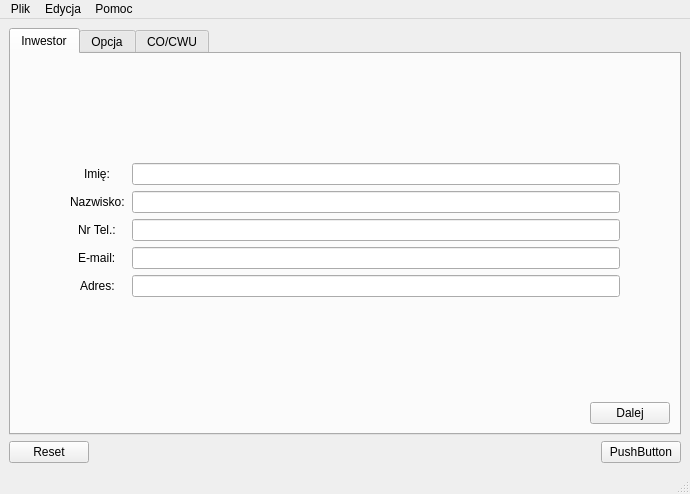
The window that mainwindow.ui (Dacaar94/Wycenator) describes before a commit, drawn with Qt 5.
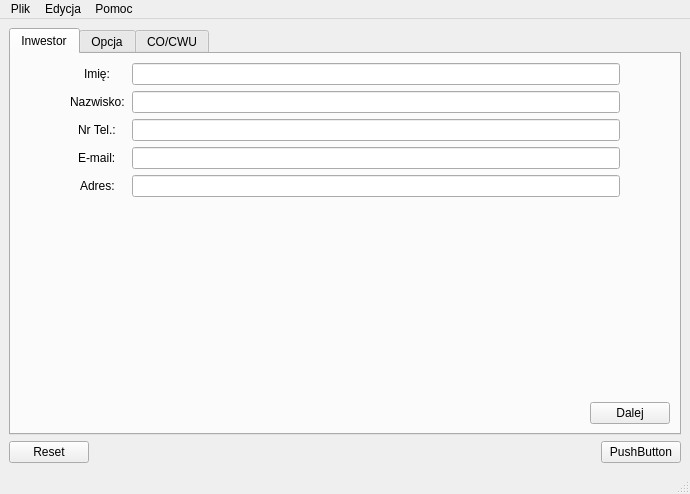
The same window after the commit. Icons and pictures are not drawn.

The edit to the form file:
```diff
--- a/mainwindow.ui
+++ b/mainwindow.ui
@@ -137,6 +137,19 @@
           </item>
          </layout>
         </item>
+        <item>
+         <spacer name="verticalSpacer_3">
+          <property name="orientation">
+           <enum>Qt::Vertical</enum>
+          </property>
+          <property name="sizeHint" stdset="0">
+           <size>
+            <width>20</width>
+            <height>40</height>
+           </size>
+          </property>
+         </spacer>
+        </item>
         <item>
          <layout class="QHBoxLayout" name="horizontalLayout_12">
           <item>
```
Left out of the diff: 35 changed lines with no effect on the pictures.
